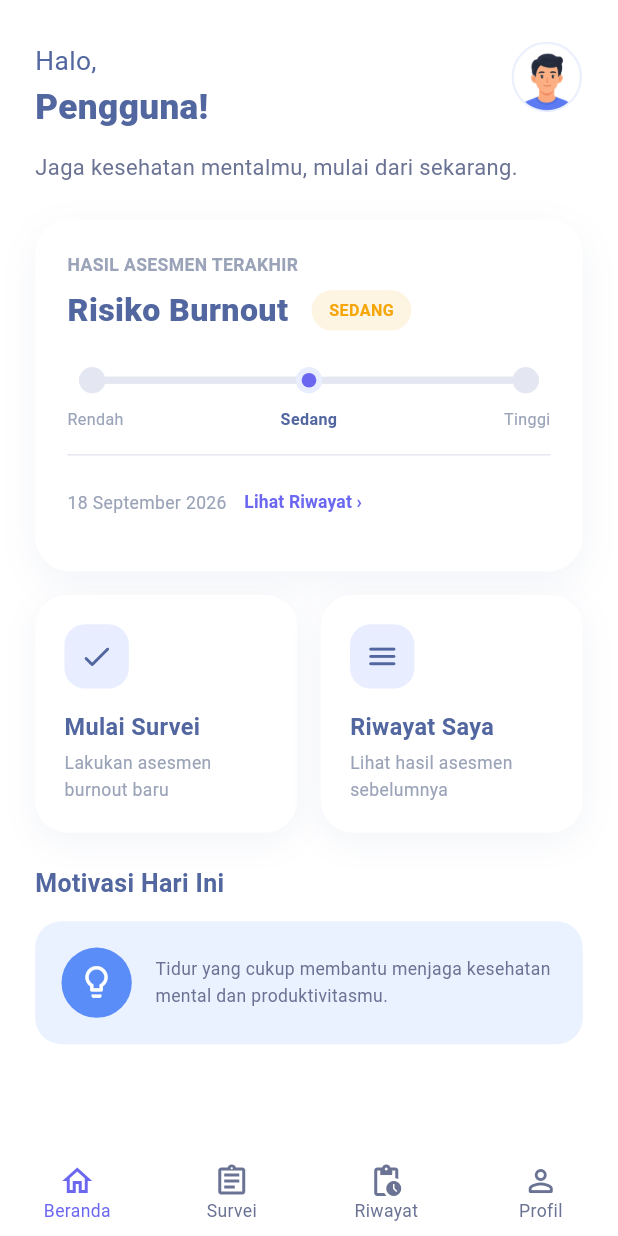
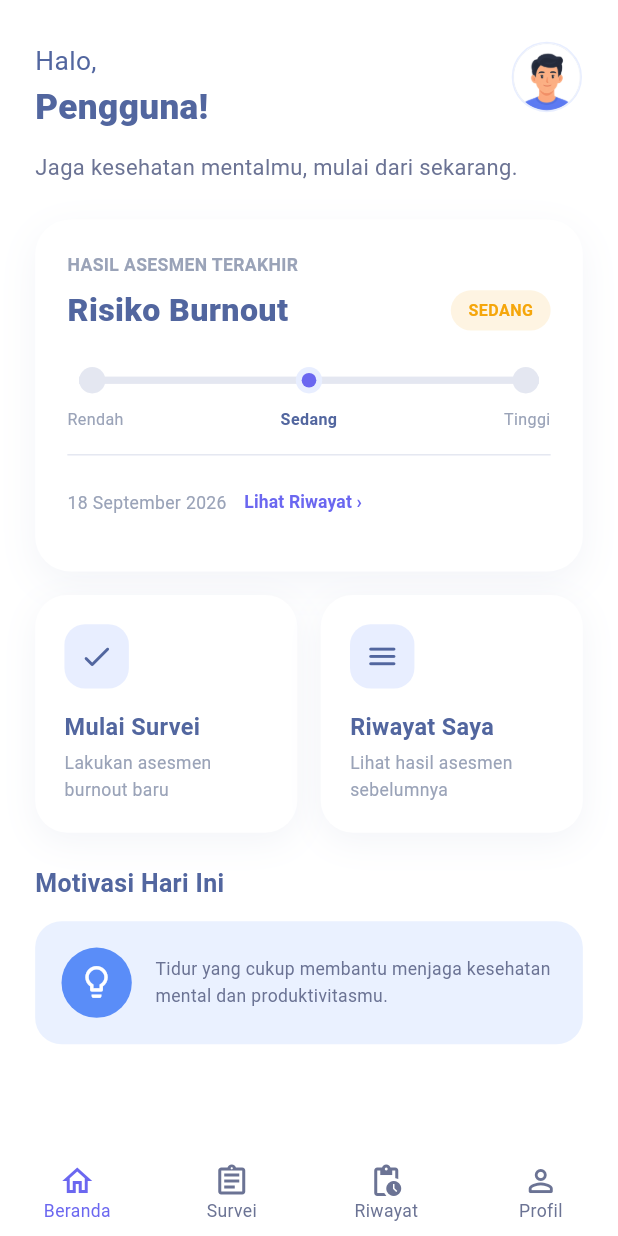
Before and after one commit to AnkaRezaa/AntiBurnout, a Flutter app: the DashboardPage screen opened by its route, on a phone screen of 412 x 824 dp. Run offline on Flutter 3.47's test engine with Material 3 defaults, Android fonts, the phone set to English and light mode, and no system bars; our stand-ins replace flutter_riverpod, go_router; accounts and stored records are empty.

Commit message:
fix(dashboard): align risk badge to card edge

```diff
--- a/mobile/lib/features/dashboard/presentation/widgets/latest_assessment_card.dart
+++ b/mobile/lib/features/dashboard/presentation/widgets/latest_assessment_card.dart
@@ -54,35 +54,7 @@ class LatestAssessmentCard extends StatelessWidget {
             ),
           ),
           SizedBox(height: context.ui(AppSpacing.sm)),
-          Wrap(
-            spacing: context.ui(AppSpacing.md),
-            runSpacing: context.ui(AppSpacing.sm),
-            crossAxisAlignment: WrapCrossAlignment.center,
-            children: [
-              Text(
-                'Risiko Burnout',
-                style: AppTextStyles.title.copyWith(fontSize: context.ui(22)),
-              ),
-              if (riskLevel != null)
-                Container(
-                  padding: EdgeInsets.symmetric(
-                    horizontal: context.ui(12),
-                    vertical: context.ui(6),
-                  ),
-                  decoration: BoxDecoration(
-                    color: _riskColor.withValues(alpha: 0.12),
-                    borderRadius: BorderRadius.circular(context.ui(20)),
-                  ),
-                  child: Text(
-                    riskLevel!.label.toUpperCase(),
-                    style: AppTextStyles.link.copyWith(
-                      fontSize: context.ui(11),
-                      color: _riskColor,
-                    ),
-                  ),
-                ),
-            ],
-          ),
+          _buildRiskHeading(context),
           SizedBox(height: context.ui(AppSpacing.lg)),
           if (riskLevel == null)
             Text(
@@ -152,6 +124,56 @@ class LatestAssessmentCard extends StatelessWidget {
     );
   }
 
+  Widget _buildRiskHeading(BuildContext context) {
+    final title = Text(
+      'Risiko Burnout',
+      style: AppTextStyles.title.copyWith(fontSize: context.ui(22)),
+    );
+    if (riskLevel == null) return title;
+
+    final badge = Container(
+      padding: EdgeInsets.symmetric(
+        horizontal: context.ui(12),
+        vertical: context.ui(6),
+      ),
+      decoration: BoxDecoration(
+        color: _riskColor.withValues(alpha: 0.12),
+        borderRadius: BorderRadius.circular(context.ui(20)),
+      ),
+      child: Text(
+        riskLevel!.label.toUpperCase(),
+        style: AppTextStyles.link.copyWith(
+          fontSize: context.ui(11),
+          color: _riskColor,
+        ),
+      ),
+    );
+
+    return LayoutBuilder(
+      builder: (context, constraints) {
+        final textScaler = MediaQuery.textScalerOf(context);
+        if (constraints.maxWidth < context.ui(270) ||
+            textScaler.scale(14) > 20) {
+          return Column(
+            crossAxisAlignment: CrossAxisAlignment.stretch,
+            children: [
+              title,
+              SizedBox(height: context.ui(AppSpacing.sm)),
+              Align(alignment: Alignment.centerRight, child: badge),
+            ],
+          );
+        }
+        return Row(
+          children: [
+            Expanded(child: title),
+            SizedBox(width: context.ui(AppSpacing.sm)),
+            badge,
+          ],
+        );
+      },
+    );
+  }
+
   Widget _buildRiskBar(BuildContext context) {
     return Padding(
       padding: EdgeInsets.symmetric(horizontal: context.ui(AppSpacing.sm)),
```
